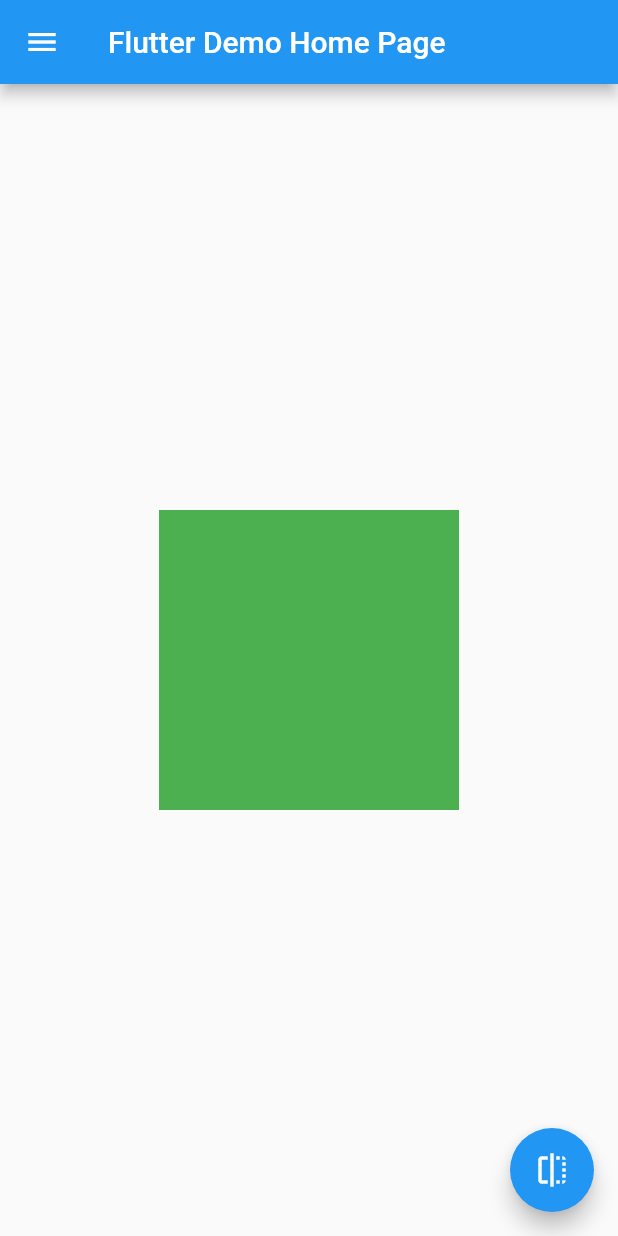
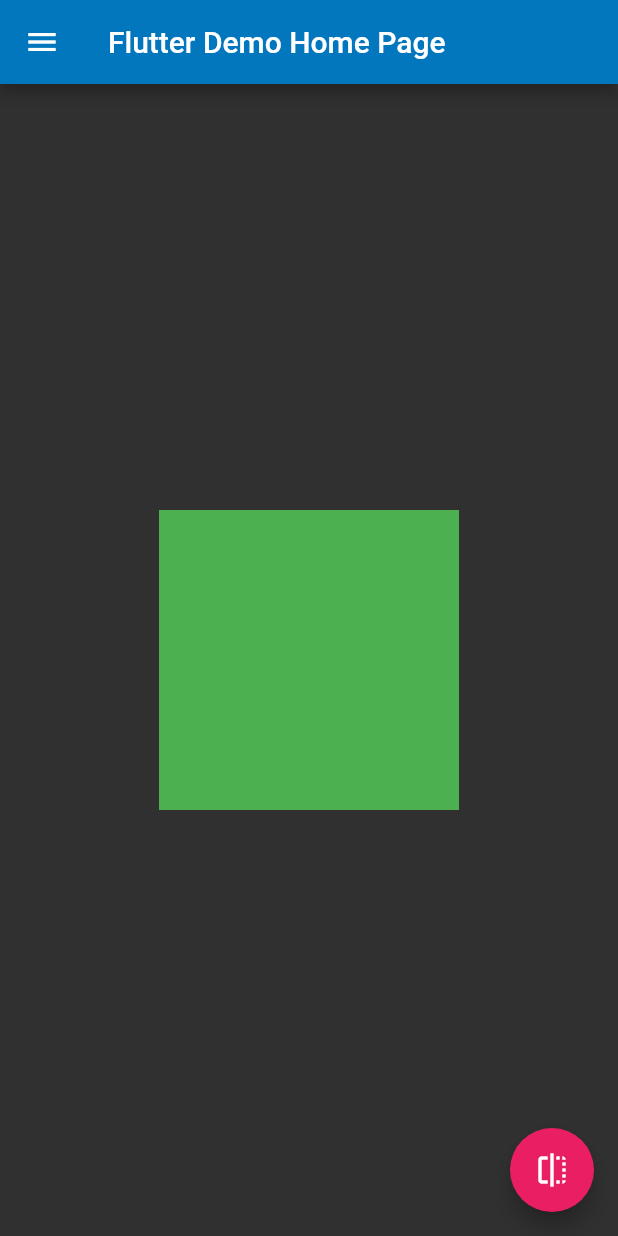
Before and after one commit to mariocsantos/cookbook, a Flutter app: the screen it shows after launch, on a phone screen of 412 x 824 dp. Run offline on Flutter 3.47's test engine with Material 2 defaults, Android fonts, the phone set to English and light mode, and no system bars; Roboto replaces fonts that are missing (Montserrat).

Commit message:
Adding custom theme

```diff
--- a/lib/main.dart
+++ b/lib/main.dart
@@ -10,7 +10,18 @@ class MyApp extends StatelessWidget {
     return MaterialApp(
       title: 'Flutter Demo',
       theme: ThemeData(
-        primarySwatch: Colors.blue,
+        brightness: Brightness.dark,
+        primaryColor: Colors.lightBlue[800],
+        accentColor: Colors.cyan[600],
+        fontFamily: 'Montserrat',
+        textTheme: TextTheme(
+          headline: TextStyle(
+            fontSize: 72.0,
+            fontWeight: FontWeight.bold
+          ),
+          title: TextStyle(fontSize: 36.0, fontStyle: FontStyle.italic),
+          body1: TextStyle(fontSize: 14.0, fontFamily: 'Hind')
+        )
       ),
       home: MyHomePage(title: 'Flutter Demo Home Page')
     );
@@ -78,7 +89,9 @@ class _MyHomePageState extends State<MyHomePage> {
           ],
         ),
       ),
-      floatingActionButton: FloatingActionButton(
+      floatingActionButton: Theme(
+        data: Theme.of(context).copyWith(accentColor: Colors.pink[500]),
+        child: FloatingActionButton(
           onPressed: () {
             setState(() {
               _visible = !_visible;
@@ -86,6 +99,7 @@ class _MyHomePageState extends State<MyHomePage> {
           },
           tooltip: 'Toggle Opacity',
           child: Icon(Icons.flip)
+        )
       ) // This trailing comma makes auto-formatting nicer for build methods.
     );
   }
```
Lines whose indentation alone changed are shown as unchanged.
